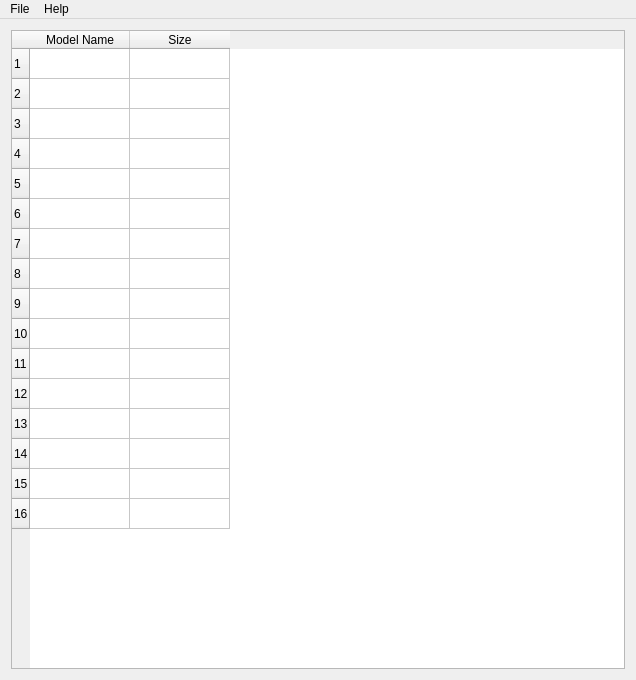
First picture: the form in src/mainwindow.ui, repository xhorizont/eepe, before the edit.
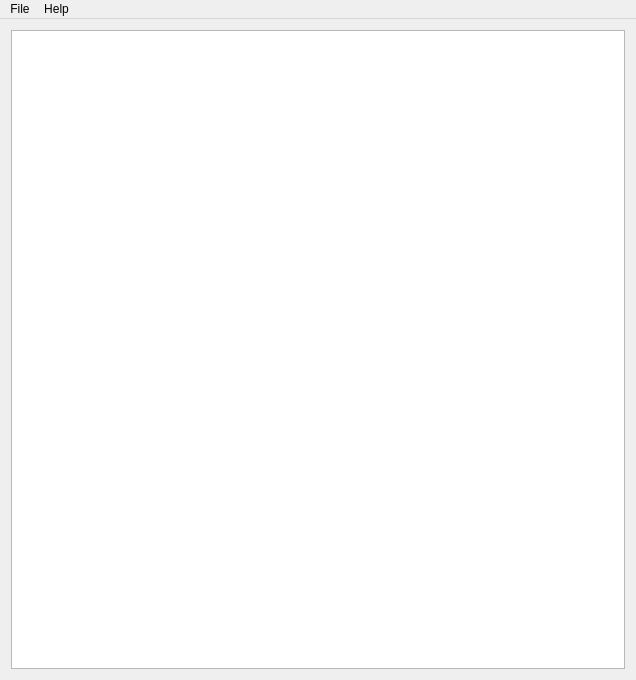
Second picture: the form after the edit.

```diff
--- a/src/mainwindow.ui
+++ b/src/mainwindow.ui
@@ -16,112 +16,13 @@
   <widget class="QWidget" name="centralWidget">
    <layout class="QGridLayout" name="gridLayout">
     <item row="0" column="0">
-     <widget class="QTableWidget" name="tableWidget">
-      <property name="maximumSize">
-       <size>
-        <width>618</width>
-        <height>16777215</height>
-       </size>
+     <widget class="QListWidget" name="listWidget">
+      <property name="font">
+       <font>
+        <family>Courier New</family>
+        <pointsize>14</pointsize>
+       </font>
       </property>
-      <property name="rowCount">
-       <number>16</number>
-      </property>
-      <property name="columnCount">
-       <number>2</number>
-      </property>
-      <attribute name="horizontalHeaderStretchLastSection">
-       <bool>false</bool>
-      </attribute>
-      <row>
-       <property name="text">
-        <string>1</string>
-       </property>
-      </row>
-      <row>
-       <property name="text">
-        <string>2</string>
-       </property>
-      </row>
-      <row>
-       <property name="text">
-        <string>3</string>
-       </property>
-      </row>
-      <row>
-       <property name="text">
-        <string>4</string>
-       </property>
-      </row>
-      <row>
-       <property name="text">
-        <string>5</string>
-       </property>
-      </row>
-      <row>
-       <property name="text">
-        <string>6</string>
-       </property>
-      </row>
-      <row>
-       <property name="text">
-        <string>7</string>
-       </property>
-      </row>
-      <row>
-       <property name="text">
-        <string>8</string>
-       </property>
-      </row>
-      <row>
-       <property name="text">
-        <string>9</string>
-       </property>
-      </row>
-      <row>
-       <property name="text">
-        <string>10</string>
-       </property>
-      </row>
-      <row>
-       <property name="text">
-        <string>11</string>
-       </property>
-      </row>
-      <row>
-       <property name="text">
-        <string>12</string>
-       </property>
-      </row>
-      <row>
-       <property name="text">
-        <string>13</string>
-       </property>
-      </row>
-      <row>
-       <property name="text">
-        <string>14</string>
-       </property>
-      </row>
-      <row>
-       <property name="text">
-        <string>15</string>
-       </property>
-      </row>
-      <row>
-       <property name="text">
-        <string>16</string>
-       </property>
-      </row>
-      <column>
-       <property name="text">
-        <string>Model Name</string>
-       </property>
-      </column>
-      <column>
-       <property name="text">
-        <string>Size</string>
-       </property>
-      </column>
      </widget>
     </item>
    </layout>
```
Left out of the diff: 2 changed lines with no effect on the pictures.
